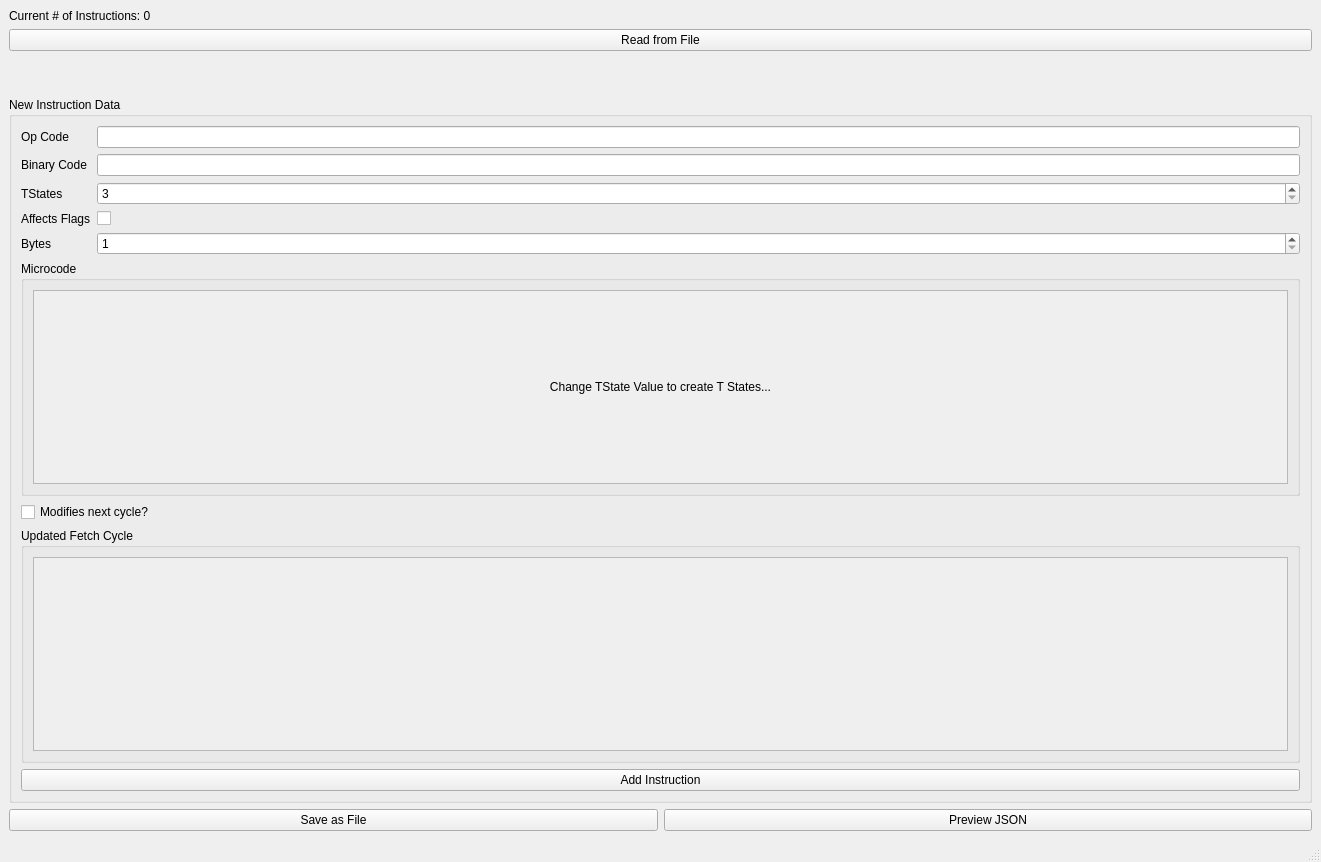
Old version of the form mainwindow.ui in the repository BryceCallender/SAPMicrocodeGenerator.
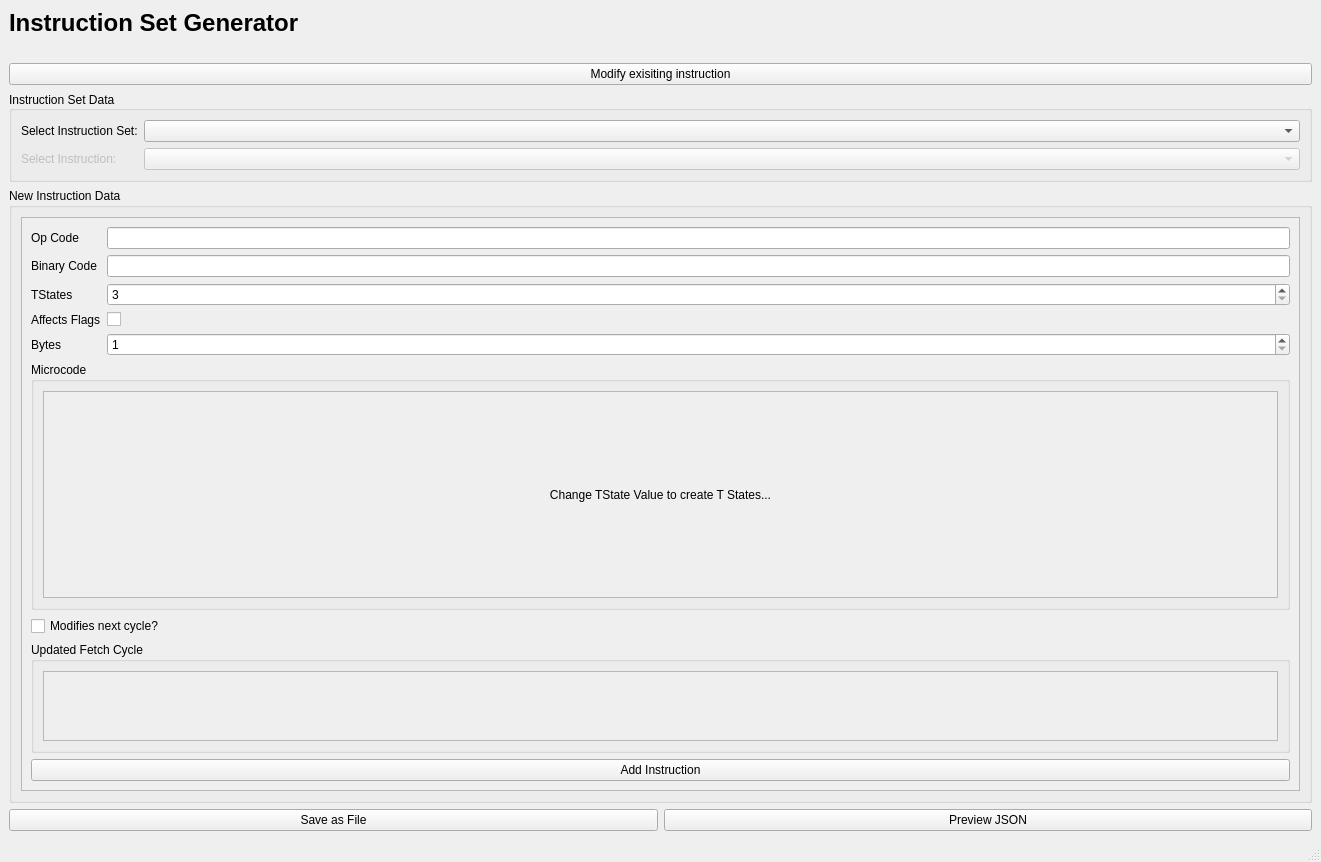
New version of the form.

The edit to the form file:
```diff
--- a/mainwindow.ui
+++ b/mainwindow.ui
@@ -16,22 +16,23 @@
   <widget class="QWidget" name="centralwidget">
    <layout class="QGridLayout" name="gridLayout_2">
     <item row="2" column="0">
-     <spacer name="verticalSpacer">
-      <property name="orientation">
-       <enum>Qt::Vertical</enum>
+     <widget class="QPushButton" name="modifyInstruction">
+      <property name="text">
+       <string>Modify exisiting instruction</string>
       </property>
-      <property name="sizeType">
-       <enum>QSizePolicy::Fixed</enum>
+     </widget>
+    </item>
+    <item row="0" column="0">
+     <widget class="QLabel" name="label_10">
+      <property name="text">
+       <string>&lt;html&gt;&lt;head/&gt;&lt;body&gt;&lt;h1 style=&quot; margin-top:18px; margin-bottom:12px; margin-left:0px; margin-right:0px; -qt-block-indent:0; text-indent:0px;&quot;&gt;&lt;span style=&quot; font-size:xx-large; font-weight:600;&quot;&gt;Instruction Set Generator&lt;/span&gt;&lt;/h1&gt;&lt;/body&gt;&lt;/html&gt;</string>
       </property>
-      <property name="sizeHint" stdset="0">
-       <size>
-        <width>20</width>
-        <height>40</height>
-       </size>
+      <property name="textFormat">
+       <enum>Qt::RichText</enum>
       </property>
-     </spacer>
+     </widget>
     </item>
-    <item row="4" column="0">
+    <item row="5" column="0">
      <layout class="QHBoxLayout" name="horizontalLayout">
       <property name="sizeConstraint">
        <enum>QLayout::SetDefaultConstraint</enum>
@@ -52,14 +53,7 @@
       </item>
      </layout>
     </item>
-    <item row="1" column="0">
-     <widget class="QPushButton" name="pushButton_3">
-      <property name="text">
-       <string>Read from File</string>
-      </property>
-     </widget>
-    </item>
-    <item row="3" column="0">
+    <item row="4" column="0">
      <widget class="QGroupBox" name="groupBox">
       <property name="title">
        <string>New Instruction Data</string>
@@ -69,11 +63,23 @@
       </property>
       <layout class="QVBoxLayout" name="verticalLayout_2">
        <item>
-        <layout class="QGridLayout" name="gridLayout">
-         <property name="sizeConstraint">
-          <enum>QLayout::SetMinimumSize</enum>
+        <widget class="QScrollArea" name="scrollArea_2">
+         <property name="widgetResizable">
+          <bool>true</bool>
          </property>
-         <item row="2" column="2">
+         <widget class="QWidget" name="scrollAreaWidgetContents_4">
+          <property name="geometry">
+           <rect>
+            <x>0</x>
+            <y>0</y>
+            <width>1277</width>
+            <height>511</height>
+           </rect>
+          </property>
+          <layout class="QVBoxLayout" name="verticalLayout_5">
+           <item>
+            <layout class="QGridLayout" name="gridLayout_7">
+             <item row="3" column="1">
           <widget class="QSpinBox" name="tStates">
            <property name="minimum">
             <number>3</number>
@@ -90,70 +96,68 @@
           </widget>
          </item>
          <item row="4" column="0">
-          <widget class="QLabel" name="label_5">
+              <widget class="QLabel" name="label_4">
            <property name="text">
-            <string>Bytes</string>
+                <string>Affects Flags</string>
            </property>
           </widget>
          </item>
-         <item row="4" column="2">
-          <widget class="QSpinBox" name="byteCount">
-           <property name="suffix">
+             <item row="4" column="1">
+              <widget class="QCheckBox" name="affectsFlags">
+               <property name="text">
             <string/>
            </property>
-           <property name="minimum">
-            <number>1</number>
-           </property>
-           <property name="maximum">
-            <number>20</number>
-           </property>
-          </widget>
-         </item>
-         <item row="0" column="0">
+              </widget>
+             </item>
+             <item row="1" column="0">
           <widget class="QLabel" name="label">
            <property name="text">
             <string>Op Code</string>
            </property>
           </widget>
          </item>
-         <item row="0" column="2">
+             <item row="5" column="0">
+              <widget class="QLabel" name="label_5">
+               <property name="text">
+                <string>Bytes</string>
+               </property>
+              </widget>
+             </item>
+             <item row="1" column="1">
           <widget class="QLineEdit" name="opCode"/>
          </item>
          <item row="2" column="0">
-          <widget class="QLabel" name="label_3">
-           <property name="text">
-            <string>TStates</string>
-           </property>
-          </widget>
-         </item>
-         <item row="3" column="0">
-          <widget class="QLabel" name="label_4">
-           <property name="text">
-            <string>Affects Flags</string>
-           </property>
-          </widget>
-         </item>
-         <item row="1" column="0">
           <widget class="QLabel" name="label_2">
            <property name="text">
             <string>Binary Code</string>
            </property>
           </widget>
          </item>
-         <item row="1" column="2">
+             <item row="3" column="0">
+              <widget class="QLabel" name="label_3">
+               <property name="text">
+                <string>TStates</string>
+               </property>
+              </widget>
+             </item>
+             <item row="2" column="1">
           <widget class="QLineEdit" name="binaryCode"/>
          </item>
-         <item row="3" column="2">
-          <widget class="QCheckBox" name="affectsFlags">
-           <property name="text">
+             <item row="5" column="1">
+              <widget class="QSpinBox" name="byteCount">
+               <property name="suffix">
             <string/>
            </property>
+               <property name="minimum">
+                <number>1</number>
+               </property>
+               <property name="maximum">
+                <number>20</number>
+               </property>
           </widget>
          </item>
         </layout>
        </item>
-       <item>
-        <layout class="QVBoxLayout" name="verticalLayout_3">
          <item>
           <widget class="QGroupBox" name="microCode">
            <property name="title">
@@ -179,13 +183,25 @@
                 <rect>
                  <x>0</x>
                  <y>0</y>
-                 <width>1251</width>
-                 <height>163</height>
+                   <width>1233</width>
+                   <height>125</height>
                 </rect>
                </property>
                <layout class="QGridLayout" name="gridLayout_3">
                 <item row="0" column="0">
                  <widget class="QLabel" name="label_6">
+                    <property name="minimumSize">
+                     <size>
+                      <width>0</width>
+                      <height>0</height>
+                     </size>
+                    </property>
+                    <property name="baseSize">
+                     <size>
+                      <width>0</width>
+                      <height>0</height>
+                     </size>
+                    </property>
                   <property name="text">
                    <string>Change TState Value to create T States...</string>
                   </property>
@@ -221,7 +237,25 @@
            </property>
            <layout class="QVBoxLayout" name="verticalLayout">
             <item>
-             <widget class="QScrollArea" name="scrollArea_2">
+               <widget class="QScrollArea" name="fetchCycleScrollArea">
+                <property name="sizePolicy">
+                 <sizepolicy hsizetype="Preferred" vsizetype="Preferred">
+                  <horstretch>0</horstretch>
+                  <verstretch>0</verstretch>
+                 </sizepolicy>
+                </property>
+                <property name="minimumSize">
+                 <size>
+                  <width>0</width>
+                  <height>0</height>
+                 </size>
+                </property>
+                <property name="baseSize">
+                 <size>
+                  <width>0</width>
+                  <height>0</height>
+                 </size>
+                </property>
               <property name="widgetResizable">
                <bool>true</bool>
               </property>
@@ -230,8 +264,8 @@
                 <rect>
                  <x>0</x>
                  <y>0</y>
-                 <width>1251</width>
-                 <height>162</height>
+                   <width>1233</width>
+                   <height>68</height>
                 </rect>
                </property>
                <layout class="QGridLayout" name="gridLayout_4"/>
@@ -249,16 +283,85 @@
           </widget>
          </item>
         </layout>
+         </widget>
+        </widget>
        </item>
-      </layout>
+       <item>
+        <layout class="QGridLayout" name="gridLayout">
+         <property name="sizeConstraint">
+          <enum>QLayout::SetMinimumSize</enum>
+         </property>
+        </layout>
+       </item>
+       <item>
+        <layout class="QVBoxLayout" name="verticalLayout_3"/>
+       </item>
+      </layout>
      </widget>
     </item>
+    <item row="3" column="0">
+     <widget class="QGroupBox" name="instructionSetGroupBox">
+      <property name="sizePolicy">
+       <sizepolicy hsizetype="Minimum" vsizetype="Minimum">
+        <horstretch>0</horstretch>
+        <verstretch>0</verstretch>
+       </sizepolicy>
+      </property>
+      <property name="title">
+       <string>Instruction Set Data</string>
+      </property>
+      <property name="alignment">
+       <set>Qt::AlignLeading|Qt::AlignLeft|Qt::AlignVCenter</set>
+      </property>
+      <layout class="QFormLayout" name="formLayout">
+       <property name="sizeConstraint">
+        <enum>QLayout::SetDefaultConstraint</enum>
+       </property>
     <item row="0" column="0">
      <widget class="QLabel" name="label_7">
       <property name="text">
-       <string>Current # of Instructions: 0</string>
-      </property>
-     </widget>
+          <string>Select Instruction Set:</string>
+         </property>
+        </widget>
+       </item>
+       <item row="0" column="1">
+        <widget class="QComboBox" name="instructionSetList"/>
+       </item>
+       <item row="1" column="0">
+        <widget class="QLabel" name="label_8">
+         <property name="enabled">
+          <bool>false</bool>
+         </property>
+         <property name="text">
+          <string>Select Instruction:</string>
+         </property>
+        </widget>
+       </item>
+       <item row="1" column="1">
+        <widget class="QComboBox" name="instructionList">
+         <property name="enabled">
+          <bool>false</bool>
+         </property>
+        </widget>
+       </item>
+      </layout>
+     </widget>
+    </item>
+    <item row="1" column="0">
+     <spacer name="verticalSpacer">
+      <property name="orientation">
+       <enum>Qt::Vertical</enum>
+      </property>
+      <property name="sizeType">
+       <enum>QSizePolicy::Fixed</enum>
+      </property>
+      <property name="sizeHint" stdset="0">
+       <size>
+        <width>10</width>
+        <height>20</height>
+       </size>
+      </property>
+     </spacer>
     </item>
    </layout>
   </widget>
```
Lines whose indentation alone changed are shown as unchanged.
